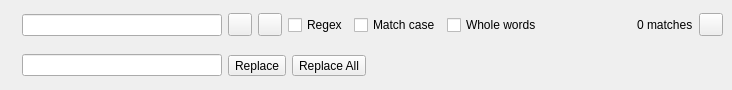
This is forms/search_panel.ui in pyQode/pyqode.core as Qt 5 draws it before an edit. The edited form follows.
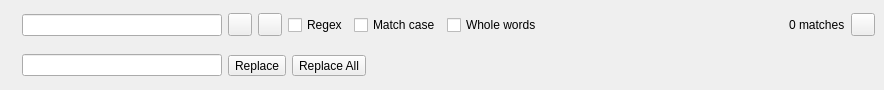
This is the edited form. Icons and pictures are not drawn. Custom widgets are drawn as their Qt base class.

Commit message:
Search/Replace panel: add tooltips
See OpenCobolIDE/OpenCobolIDE#176

The edit to the form file:
```diff
--- a/forms/search_panel.ui
+++ b/forms/search_panel.ui
@@ -6,7 +6,7 @@
    <rect>
     <x>0</x>
     <y>0</y>
-    <width>732</width>
+    <width>884</width>
     <height>90</height>
    </rect>
   </property>
```
Left out of the diff: 71 changed lines with no effect on the pictures. The commit also changes 2 other files.
